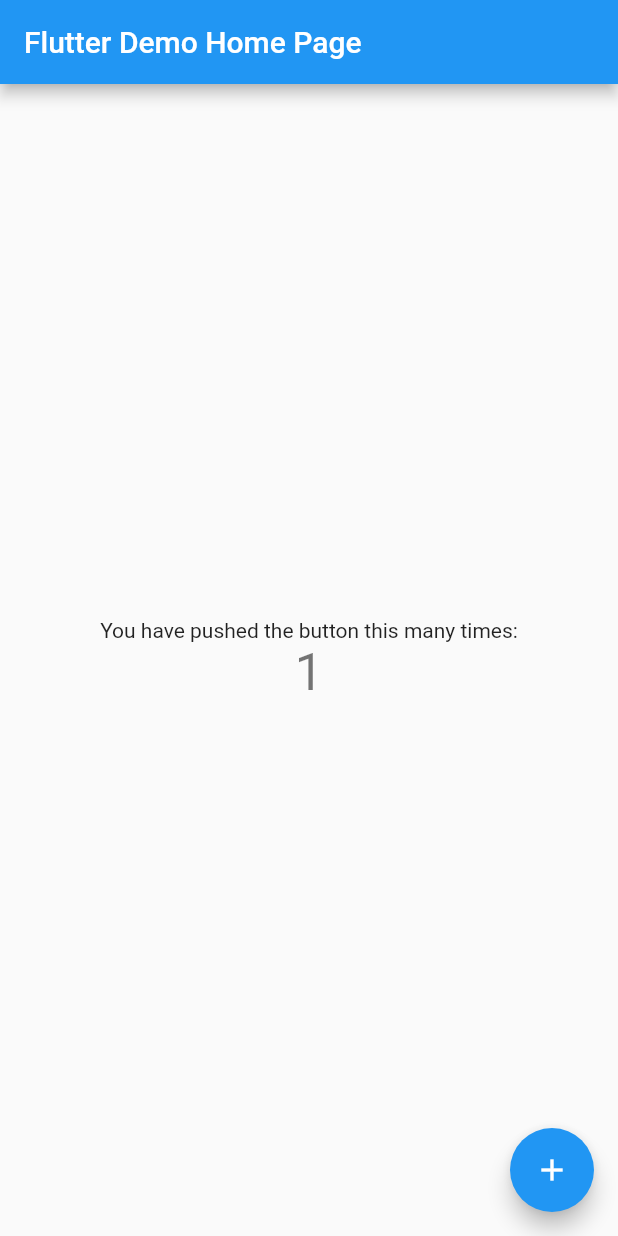
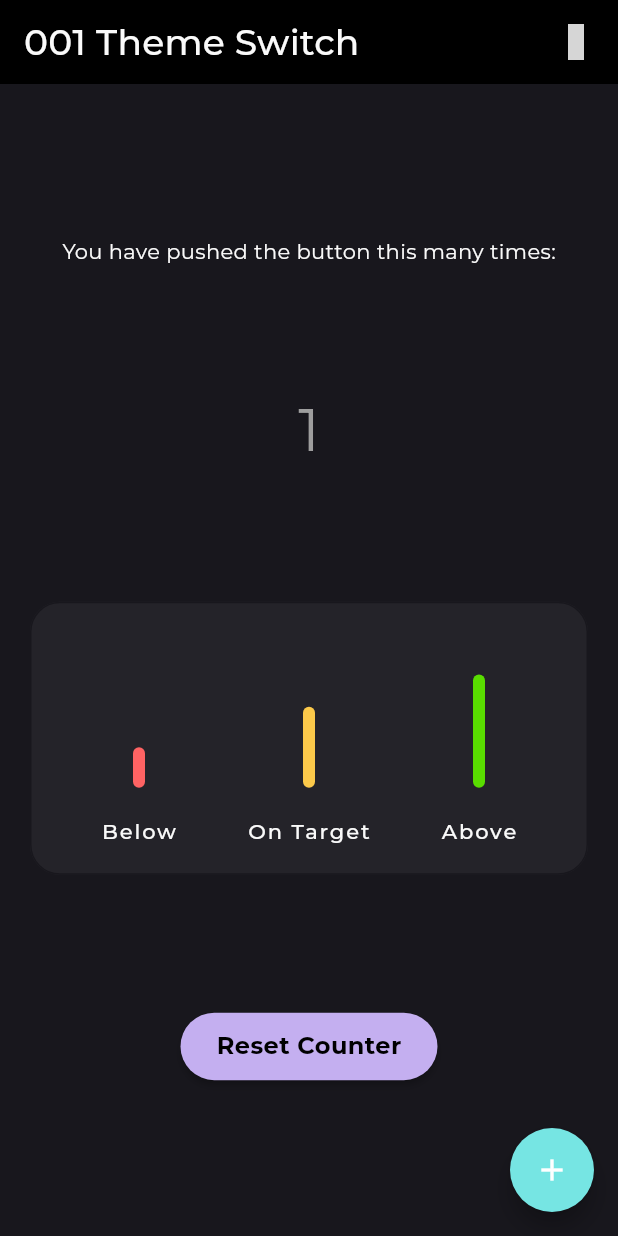
Before and after one commit to ulusoyca/Flutter-ShareWhatYouKnow, a Flutter app: the screen it shows after launch, after a tap on the "add" icon, on a phone screen of 412 x 824 dp. Run offline on Flutter 3.47's test engine with Material 2 defaults, Android fonts, the phone set to English and light mode, and no system bars; drawn by our look-alikes of fl_chart; our stand-ins replace google_fonts, material_design_icons_flutter, shared_preferences; grey boxes are pictures that could not be loaded.

Commit message:
add provider and theme view model

```diff
--- a/lib/001-theme-switch-with-providers/main.dart
+++ b/lib/001-theme-switch-with-providers/main.dart
@@ -14,51 +14,42 @@
  * limitations under the License.
  */
 
+import 'package:fl_chart/fl_chart.dart';
 import 'package:flutter/material.dart';
+import 'package:material_design_icons_flutter/material_design_icons_flutter.dart';
+import 'package:provider/provider.dart';
+import 'package:ulusoyapps_flutter/cache/Preference.dart';
+import 'package:ulusoyapps_flutter/extensions/build_context_extensions.dart';
+import 'package:ulusoyapps_flutter/resources/colors/app_colors.dart';
+import 'package:ulusoyapps_flutter/resources/dimens/app_dimens.dart';
+import 'package:ulusoyapps_flutter/resources/themes/theme_view_model.dart';
 
 void main() {
-  runApp(MyApp());
+  WidgetsFlutterBinding.ensureInitialized();
+  final Preference _preference = Preference();
+  runApp(
+    ChangeNotifierProvider<ThemeViewModel>(
+      create: (context) => ThemeViewModel(_preference),
+      child: MyApp(),
+    ),
+  );
 }
 
 class MyApp extends StatelessWidget {
   // This widget is the root of your application.
+
   @override
   Widget build(BuildContext context) {
     return MaterialApp(
-      title: 'Flutter Demo',
-      theme: ThemeData(
-        // This is the theme of your application.
-        //
-        // Try running your application with "flutter run". You'll see the
-        // application has a blue toolbar. Then, without quitting the app, try
-        // changing the primarySwatch below to Colors.green and then invoke
-        // "hot reload" (press "r" in the console where you ran "flutter run",
-        // or simply save your changes to "hot reload" in a Flutter IDE).
-        // Notice that the counter didn't reset back to zero; the application
-        // is not restarted.
-        primarySwatch: Colors.blue,
-        // This makes the visual density adapt to the platform that you run
-        // the app on. For desktop platforms, the controls will be smaller and
-        // closer together (more dense) than on mobile platforms.
-        visualDensity: VisualDensity.adaptivePlatformDensity,
-      ),
-      home: MyHomePage(title: 'Flutter Demo Home Page'),
+      debugShowCheckedModeBanner: false,
+      theme: context.appThemeData,
+      home: MyHomePage(title: '001 Theme Switch'),
     );
   }
 }
 
 class MyHomePage extends StatefulWidget {
   MyHomePage({Key key, this.title}) : super(key: key);
-
-  // This widget is the home page of your application. It is stateful, meaning
-  // that it has a State object (defined below) that contains fields that affect
-  // how it looks.
-
-  // This class is the configuration for the state. It holds the values (in this
-  // case the title) provided by the parent (in this case the App widget) and
-  // used by the build method of the State. Fields in a Widget subclass are
-  // always marked "final".
-
   final String title;
 
   @override
@@ -70,64 +61,131 @@ class _MyHomePageState extends State<MyHomePage> {
 
   void _incrementCounter() {
     setState(() {
-      // This call to setState tells the Flutter framework that something has
-      // changed in this State, which causes it to rerun the build method below
-      // so that the display can reflect the updated values. If we changed
-      // _counter without calling setState(), then the build method would not be
-      // called again, and so nothing would appear to happen.
       _counter++;
+    });
+  }
+
+  void _resetCounter() {
+    setState(() {
+      _counter = 0;
     });
   }
 
   @override
   Widget build(BuildContext context) {
-    // This method is rerun every time setState is called, for instance as done
-    // by the _incrementCounter method above.
-    //
-    // The Flutter framework has been optimized to make rerunning build methods
-    // fast, so that you can just rebuild anything that needs updating rather
-    // than having to individually change instances of widgets.
+    final themeViewModel = context.watch<ThemeViewModel>();
     return Scaffold(
       appBar: AppBar(
-        // Here we take the value from the MyHomePage object that was created by
-        // the App.build method, and use it to set our appbar title.
+        brightness: context.brightness,
+        actions: [
+          GestureDetector(
+            child: Padding(
+              padding: const EdgeInsets.symmetric(horizontal: AppDimens.SIZE_SPACING_MEDIUM),
+              child: Icon(
+                themeViewModel.brightness == Brightness.dark
+                    ? MdiIcons.lightbulbOffOutline
+                    : MdiIcons.lightbulbOnOutline,
+                color: themeViewModel.appColors.colorScheme.onSurface,
+              ),
+            ),
+            onTap: () {
+              themeViewModel.toggleBrightness();
+            },
+          ),
+        ],
         title: Text(widget.title),
+        //actions: [Icon()],
       ),
       body: Center(
-        // Center is a layout widget. It takes a single child and positions it
-        // in the middle of the parent.
+        child: Padding(
+          padding: const EdgeInsets.all(AppDimens.SIZE_SPACING_MEDIUM),
           child: Column(
-          // Column is also a layout widget. It takes a list of children and
-          // arranges them vertically. By default, it sizes itself to fit its
-          // children horizontally, and tries to be as tall as its parent.
-          //
-          // Invoke "debug painting" (press "p" in the console, choose the
-          // "Toggle Debug Paint" action from the Flutter Inspector in Android
-          // Studio, or the "Toggle Debug Paint" command in Visual Studio Code)
-          // to see the wireframe for each widget.
-          //
-          // Column has various properties to control how it sizes itself and
-          // how it positions its children. Here we use mainAxisAlignment to
-          // center the children vertically; the main axis here is the vertical
-          // axis because Columns are vertical (the cross axis would be
-          // horizontal).
-          mainAxisAlignment: MainAxisAlignment.center,
+            mainAxisAlignment: MainAxisAlignment.spaceEvenly,
             children: <Widget>[
               Text(
                 'You have pushed the button this many times:',
               ),
               Text(
                 '$_counter',
-              style: Theme.of(context).textTheme.headline4,
+                style: themeViewModel.baseTextTheme.headline4.copyWith(color: _getCounterColor(themeViewModel)),
+              ),
+              AspectRatio(
+                aspectRatio: 2.0,
+                child: Card(
+                  child: Padding(
+                    padding: const EdgeInsets.all(AppDimens.SIZE_SPACING_MEDIUM),
+                    child: _barChart(themeViewModel),
+                  ),
+                ),
+              ),
+              RaisedButton(
+                child: Text('Reset Counter'),
+                onPressed: _resetCounter,
               ),
             ],
+          ),
         ),
       ),
       floatingActionButton: FloatingActionButton(
         onPressed: _incrementCounter,
         tooltip: 'Increment',
         child: Icon(Icons.add),
-      ), // This trailing comma makes auto-formatting nicer for build methods.
+      ), // This
     );
   }
+
+  BarChart _barChart(ThemeViewModel themeViewModel) {
+    var graphColors = themeViewModel.appColors.graphColors;
+    return BarChart(
+      BarChartData(
+        alignment: BarChartAlignment.spaceAround,
+        maxY: 20,
+        barTouchData: BarTouchData(
+          enabled: false,
+        ),
+        titlesData: FlTitlesData(
+          show: true,
+          bottomTitles: SideTitles(
+            showTitles: true,
+            textStyle: themeViewModel.baseTextTheme.caption,
+            margin: 20,
+            getTitles: (double value) {
+              switch (value.toInt()) {
+                case 0:
+                  return 'Below';
+                case 1:
+                  return 'On Target';
+                case 2:
+                  return 'Above';
+                default:
+                  return '';
               }
+            },
+          ),
+          leftTitles: SideTitles(showTitles: false),
+        ),
+        borderData: FlBorderData(
+          show: false,
+        ),
+        barGroups: [
+          BarChartGroupData(x: 0, barRods: [BarChartRodData(y: 5, color: graphColors.belowTarget)]),
+          BarChartGroupData(x: 1, barRods: [BarChartRodData(y: 10, color: graphColors.onTarget)]),
+          BarChartGroupData(x: 2, barRods: [BarChartRodData(y: 14, color: graphColors.aboveTarget)]),
+        ],
+      ),
+    );
+  }
+
+  /// This is bad but here only for demonstration purposes.
+  /// View should not contain any logic. The logic should be in view model.
+  Color _getCounterColor(ThemeViewModel themeViewModel) {
+    AlertLevels alertLevels = themeViewModel.appColors.alertLevels;
+    if (_counter < 5) {
+      return alertLevels.neutral;
+    } else if (_counter < 10) {
+      return alertLevels.warning;
+    } else {
+      return alertLevels.alert;
+    }
+  }
+}
--- /dev/null
+++ b/lib/cache/Preference.dart
@@ -0,0 +1,33 @@
+/*
+ * Copyright 2020 Cagatay Ulusoy (Ulus Oy Apps). All rights reserved.
+ *
+ * Licensed under the Apache License, Version 2.0 (the "License");
+ * you may not use this file except in compliance with the License.
+ * You may obtain a copy of the License at
+ *
+ *       http://www.apache.org/licenses/LICENSE-2.0
+ *
+ * Unless required by applicable law or agreed to in writing, software
+ * distributed under the License is distributed on an "AS IS" BASIS,
+ * WITHOUT WARRANTIES OR CONDITIONS OF ANY KIND, either express or implied.
+ * See the License for the specific language governing permissions and
+ * limitations under the License.
+ */
+
+import 'package:shared_preferences/shared_preferences.dart';
+
+class Preference {
+  Future<SharedPreferences> _prefs = SharedPreferences.getInstance();
+
+  Future<String> getString(String key, {String defaultValue}) async {
+    return _prefs.then((SharedPreferences prefs) {
+      return prefs.getString(key) ?? defaultValue;
+    });
+  }
+
+  putString(String key, String value) async {
+    _prefs.then((SharedPreferences prefs) {
+      prefs.setString(key, value);
+    });
+  }
+}
--- /dev/null
+++ b/lib/extensions/build_context_extensions.dart
@@ -0,0 +1,15 @@
+import 'package:flutter/material.dart';
+import 'package:provider/provider.dart';
+import 'package:ulusoyapps_flutter/resources/colors/app_colors.dart';
+import 'package:ulusoyapps_flutter/resources/themes/theme_view_model.dart';
+
+extension BuildContextExtension on BuildContext {
+  AppColors get appColors => this.watch<ThemeViewModel>().appColors;
+  TextTheme get baseTextTheme => this.watch<ThemeViewModel>().baseTextTheme;
+  Brightness get brightness => this.watch<ThemeViewModel>().brightness;
+  ThemeData get appThemeData => this.watch<ThemeViewModel>().themeData;
+  bool get isDark => brightness == Brightness.dark;
+  double get screenWidth => MediaQuery.of(this).size.width;
+  double get screenHeight => MediaQuery.of(this).size.height;
+  Size get screenSize => MediaQuery.of(this).size;
+}
--- a/lib/resources/themes/text/app_theme.dart
+++ b/lib/resources/themes/app_theme.dart
@@ -17,7 +17,7 @@
 import 'package:flutter/material.dart';
 import 'package:ulusoyapps_flutter/resources/colors/app_colors.dart';
 
-import 'app_text_theme.dart';
+import 'text/app_text_theme.dart';
 
 class AppTheme {
   final Brightness brightness;
--- a/lib/resources/themes/text/app_theme_data.dart
+++ b/lib/resources/themes/app_theme_data.dart
@@ -17,7 +17,7 @@
 import 'package:flutter/material.dart';
 import 'package:ulusoyapps_flutter/resources/colors/app_colors.dart';
 
-import 'app_text_theme.dart';
+import 'text/app_text_theme.dart';
 
 class AppThemeData {
   static ThemeData buildThemeData({
--- a/lib/resources/themes/text/app_text_theme.dart
+++ b/lib/resources/themes/text/app_text_theme.dart
@@ -119,7 +119,7 @@ class AppTextTheme {
   }
 
   static AppTextTheme buildAppTextTheme({AppColors appColors}) => AppTextTheme(
-        displayColor: appColors.colorScheme.onBackground,
+        displayColor: appColors.colorScheme.onSurface,
         bodyColor: appColors.colorScheme.onSurface,
       );
 }
--- /dev/null
+++ b/lib/resources/themes/theme_view_model.dart
@@ -0,0 +1,88 @@
+/*
+ * Copyright 2020 Cagatay Ulusoy (Ulus Oy Apps). All rights reserved.
+ *
+ * Licensed under the Apache License, Version 2.0 (the "License");
+ * you may not use this file except in compliance with the License.
+ * You may obtain a copy of the License at
+ *
+ *       http://www.apache.org/licenses/LICENSE-2.0
+ *
+ * Unless required by applicable law or agreed to in writing, software
+ * distributed under the License is distributed on an "AS IS" BASIS,
+ * WITHOUT WARRANTIES OR CONDITIONS OF ANY KIND, either express or implied.
+ * See the License for the specific language governing permissions and
+ * limitations under the License.
+ */
+import 'package:flutter/material.dart';
+import 'package:ulusoyapps_flutter/cache/Preference.dart';
+import 'package:ulusoyapps_flutter/resources/colors/app_colors.dart';
+import 'package:ulusoyapps_flutter/resources/themes/text/app_text_theme.dart';
+
+import 'app_theme.dart';
+import 'app_theme_data.dart';
+
+class ThemeViewModel with ChangeNotifier {
+  final Preference preference;
+
+  static const String KEY_PREFERRED_BRIGHTNESS = 'PREFERRED_BRIGHTNESS';
+  static const String _DARK_BRIGHTNESS = 'PREFERRED_BRIGHTNESS';
+  static const String _LIGHT_BRIGHTNESS = 'PREFERRED_BRIGHTNESS';
+  static const Brightness DEFAULT_BRIGHTNESS = Brightness.dark;
+
+  static const Map<Brightness, String> _brightness = {
+    Brightness.dark: _DARK_BRIGHTNESS,
+    Brightness.light: _LIGHT_BRIGHTNESS,
+  };
+
+  AppTheme _currentTheme;
+  AppColors get appColors => _currentTheme.colors;
+  TextTheme get baseTextTheme => _currentTheme.textTheme.baseTextTheme;
+  Brightness get brightness => _currentTheme.brightness;
+  ThemeData get themeData => _currentTheme.themeData;
+
+  ThemeViewModel(this.preference) {
+    _currentTheme = _buildTheme(DEFAULT_BRIGHTNESS);
+    _currentBrightness.then((value) {
+      _buildTheme(value);
+      notifyListeners();
+    });
+  }
+
+  Future<Brightness> get _currentBrightness async {
+    final String preferredBrightness = await preference.getString(KEY_PREFERRED_BRIGHTNESS, defaultValue: '');
+    if (preferredBrightness.isEmpty) {
+      return MediaQueryData.fromWindow(WidgetsBinding.instance.window).platformBrightness;
+    } else {
+      return _brightness.entries.firstWhere((element) => element.value == preferredBrightness).key;
+    }
+  }
+
+  toggleBrightness() {
+    String toBeUpdatedBrightness;
+    if (_currentTheme.brightness == Brightness.dark) {
+      _currentTheme = _buildTheme(Brightness.light);
+      toBeUpdatedBrightness = _LIGHT_BRIGHTNESS;
+    } else {
+      _currentTheme = _buildTheme(Brightness.dark);
+      toBeUpdatedBrightness = _DARK_BRIGHTNESS;
+    }
+    preference.putString(KEY_PREFERRED_BRIGHTNESS, toBeUpdatedBrightness);
+    notifyListeners();
+  }
+
+  AppTheme _buildTheme(Brightness brightness) {
+    final colors = AppColors.buildAppColors(brightness == Brightness.dark);
+    final textTheme = AppTextTheme.buildAppTextTheme(appColors: colors);
+    final themeData = AppThemeData.buildThemeData(
+      brightness: brightness,
+      appColors: colors,
+      appTextTheme: textTheme,
+    );
+    return AppTheme(
+      themeData: themeData,
+      colors: colors,
+      textTheme: textTheme,
+      brightness: brightness,
+    );
+  }
+}
--- a/pubspec.yaml
+++ b/pubspec.yaml
@@ -9,6 +9,10 @@ dependencies:
   flutter:
     sdk: flutter
   google_fonts: 1.1.0
+  shared_preferences: 0.5.12
+  provider: 4.3.2+2
+  material_design_icons_flutter: 4.0.5655
+  fl_chart: 0.11.1
 
 dev_dependencies:
   flutter_test:
```
Also changed, not shown: lib/resources/dimens/app_dimens.dart (renamed from lib/resources/themes/text/app_dimens.dart), pubspec.lock, 3 other files. Lines whose indentation alone changed are shown as unchanged.
